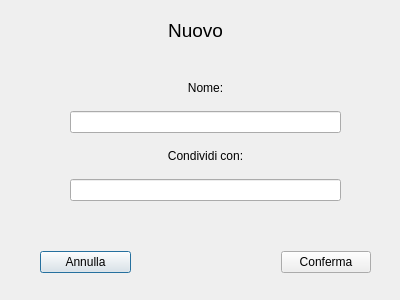
First picture: the form in Client/nuovo.ui, repository MarcoFlo/Google-Drive, before the edit.
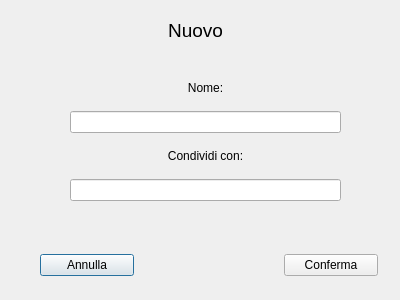
Second picture: the form after the edit.

The edit to the form file:
```diff
--- a/Client/nuovo.ui
+++ b/Client/nuovo.ui
@@ -34,7 +34,7 @@
     <set>Qt::AlignCenter</set>
    </property>
   </widget>
-  <widget class="QWidget" name="">
+  <widget class="QWidget" name="layoutWidget">
    <property name="geometry">
     <rect>
      <x>70</x>
@@ -72,13 +72,13 @@
     </item>
    </layout>
   </widget>
-  <widget class="QWidget" name="">
+  <widget class="QWidget" name="layoutWidget">
    <property name="geometry">
     <rect>
      <x>40</x>
      <y>250</y>
-     <width>331</width>
-     <height>25</height>
+     <width>338</width>
+     <height>30</height>
     </rect>
    </property>
    <layout class="QHBoxLayout" name="horizontalLayout">
```
Left out of the diff: 6 changed lines with no effect on the pictures.
